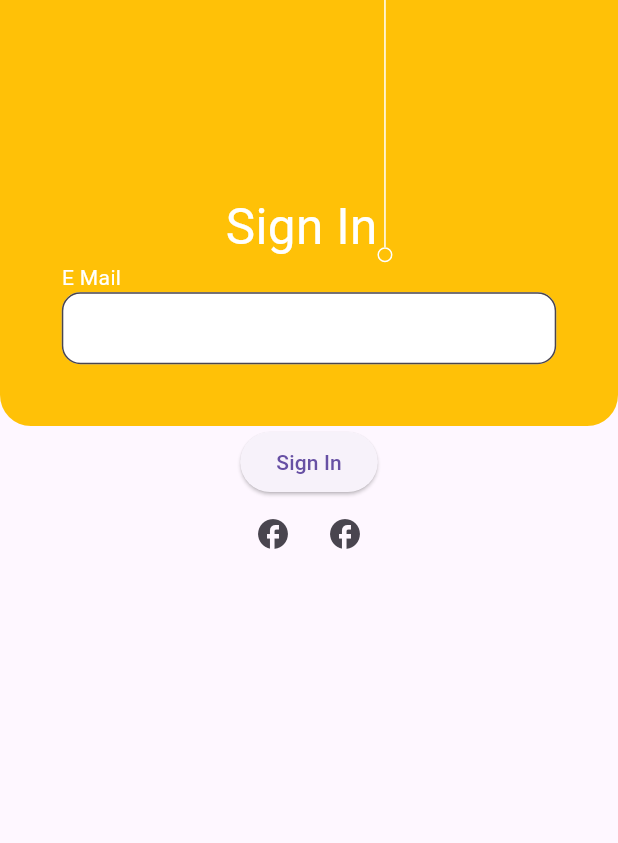
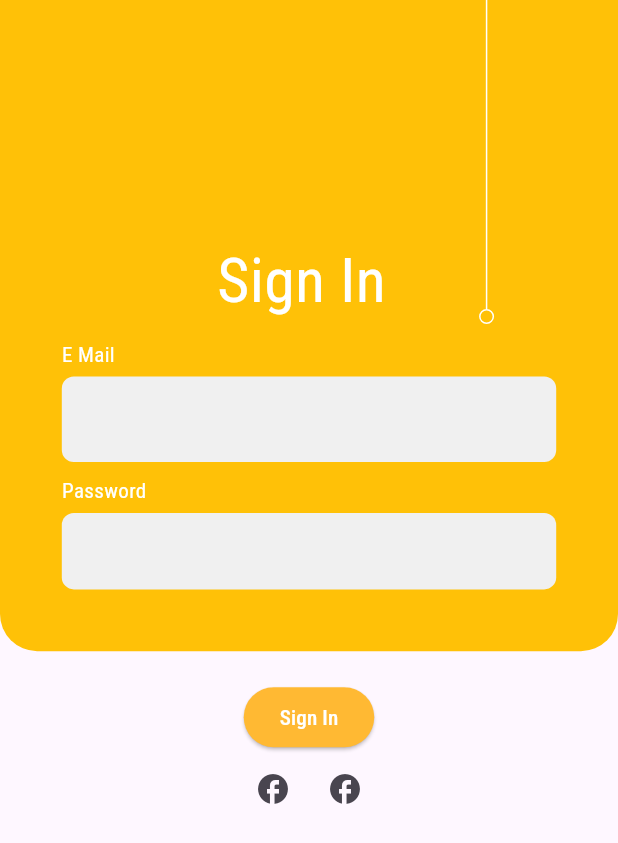
Before and after one commit to Muhammad-Khakwani/quiz_app, a Flutter app: the screen it shows after launch, on a phone screen of 412 x 824 dp. Shown: the top 843 px of the screen. Run offline on Flutter 3.47's test engine with Material 2 defaults, Android fonts, the phone set to English and light mode, and no system bars; our stand-ins replace google_fonts.

Commit message:
define themes for widget

```diff
--- a/lib/login_page.dart
+++ b/lib/login_page.dart
@@ -22,27 +22,41 @@ class _LoginPageState extends State<LoginPage> {
                 decoration: BoxDecoration(
                     color: Colors.amber,
                     borderRadius: BorderRadius.only(
-                        bottomLeft: Radius.circular(screenSize.width * 0.05),
-                        bottomRight: Radius.circular(screenSize.width * 0.05))),
-                padding: EdgeInsets.fromLTRB(screenSize.width * 0.1, 0,
-                    screenSize.width * 0.1, screenSize.width * 0.1),
+                        bottomLeft: Radius.circular(screenSize.height * 0.03),
+                        bottomRight:
+                            Radius.circular(screenSize.height * 0.03))),
+                padding: EdgeInsets.fromLTRB(screenSize.height * 0.05, 0,
+                    screenSize.height * 0.05, screenSize.height * 0.05),
                 child: Column(
                   children: [
                     Row(
                       mainAxisAlignment: MainAxisAlignment.center,
                       crossAxisAlignment: CrossAxisAlignment.end,
                       children: [
+                        Expanded(
+                          child: SizedBox(),
+                          flex: 5,
+                        ),
                         Text(
                           "Sign In",
                           style: TextStyle(
                               color: Colors.white,
-                              fontSize: screenSize.width * 0.08),
+                              fontSize: screenSize.height * 0.05),
+                        ),
+                        Expanded(
+                          child: SizedBox(),
+                          flex: 3,
                         ),
                         BulbIcon(
                           backgroundColor: Colors.amber,
                           color: Colors.white,
+                          lineHeight: screenSize.height * 0.25,
                         ),
+                        Expanded(flex: 2, child: SizedBox()),
                       ],
+                    ),
+                    SizedBox(
+                      height: 10,
                     ),
                     Form(
                         child: Column(
@@ -52,35 +66,45 @@ class _LoginPageState extends State<LoginPage> {
                           "E Mail",
                           style: TextStyle(color: Colors.white),
                         ),
+                        SizedBox(
+                          height: 5,
+                        ),
+                        SizedBox(
+                          height: screenSize.height * 0.08,
+                          child: TextFormField(
+                            style: TextStyle(
+                                color: Colors.amber,
+                                fontSize: screenSize.height * 0.03),
+                          ),
+                        ),
+                        Text(
+                          "Password",
+                          style: TextStyle(color: Colors.white),
+                        ),
+                        SizedBox(
+                          height: 5,
+                        ),
                         TextFormField(
                           style: TextStyle(
                               color: Colors.amber,
                               fontSize: screenSize.width * 0.05),
-                          decoration: InputDecoration(
-                            contentPadding: EdgeInsets.fromLTRB(
-                              screenSize.width * 0.05,
-                              0,
-                              screenSize.width * 0.05,
-                              0,
-                            ),
-                            filled: true,
-                            fillColor: Colors.white,
-                            border: OutlineInputBorder(
-                                borderSide: BorderSide(color: Color(0xFCF0C9)),
-                                borderRadius: BorderRadius.all(
-                                    Radius.circular(screenSize.width * 0.03))),
-                          ),
                         ),
                       ],
                     ))
                   ],
                 ),
               ),
+              SizedBox(
+                height: 20,
+              ),
               ElevatedButton(onPressed: () {}, child: Text("Sign In")),
               Row(
                 mainAxisAlignment: MainAxisAlignment.center,
                 children: [
-                  IconButton(onPressed: () {}, icon: Icon(Icons.facebook)),
+                  IconButton(
+                      onPressed: () {},
+                      icon: Icon(Icons
+                          .facebook)), //<a href="https://www.flaticon.com/free-icons/google" title="google icons">Google icons created by Freepik - Flaticon</a>
                   IconButton(onPressed: () {}, icon: Icon(Icons.facebook))
                 ],
               )
--- a/lib/main.dart
+++ b/lib/main.dart
@@ -1,20 +1,20 @@
 import 'package:flutter/material.dart';
 import 'package:quiz_app/login_page.dart';
+import 'package:quiz_app/theme/quiz_theme.dart';
 
 void main() {
-  runApp(const MyApp());
+  runApp(const QuizApp());
 }
 
-class MyApp extends StatelessWidget {
-  const MyApp({super.key});
+class QuizApp extends StatelessWidget {
+  const QuizApp({super.key});
 
   @override
   Widget build(BuildContext context) {
+    final quizTheme = QuizTheme();
     return MaterialApp(
-      title: 'Quiz App',
-      theme: ThemeData(
-        useMaterial3: true,
-      ),
+      title: 'Quiz',
+      theme: quizTheme.toThemeData(),
       home: LoginPage(),
     );
   }
--- /dev/null
+++ b/lib/theme/quiz_theme.dart
@@ -0,0 +1,32 @@
+import 'package:flutter/material.dart';
+import 'package:google_fonts/google_fonts.dart';
+
+@immutable
+class QuizTheme {
+  const QuizTheme({
+    this.primaryColor = const Color(0xFFFFB933),
+    this.seondaryColor = const Color(0xFFF0F0F0),
+  });
+
+  final Color primaryColor, seondaryColor;
+
+  ThemeData toThemeData() {
+    return ThemeData(
+      useMaterial3: true,
+      textTheme: GoogleFonts.robotoCondensedTextTheme(),
+      appBarTheme: AppBarTheme(backgroundColor: primaryColor),
+      inputDecorationTheme: InputDecorationTheme(
+          contentPadding: EdgeInsets.fromLTRB(15, 10, 15, 10),
+          filled: true,
+          fillColor: seondaryColor,
+          border: OutlineInputBorder(
+              borderSide: BorderSide.none,
+              borderRadius: BorderRadius.all(Radius.circular(8)))),
+      elevatedButtonTheme: ElevatedButtonThemeData(
+          style: ButtonStyle(
+        backgroundColor: MaterialStatePropertyAll(primaryColor),
+        foregroundColor: MaterialStatePropertyAll(Colors.white),
+      )),
+    );
+  }
+}
--- a/pubspec.yaml
+++ b/pubspec.yaml
@@ -35,6 +35,7 @@ dependencies:
   # The following adds the Cupertino Icons font to your application.
   # Use with the CupertinoIcons class for iOS style icons.
   cupertino_icons: ^1.0.2
+  google_fonts: ^5.1.0
 
 dev_dependencies:
   flutter_test:
```
Also changed, not shown: pubspec.lock, 1 other file.
